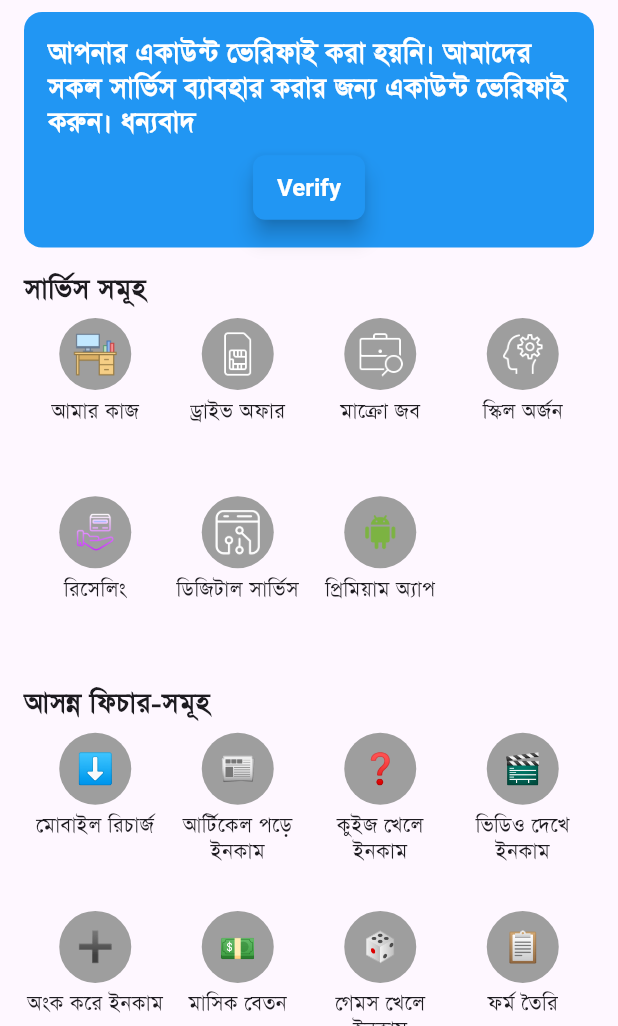
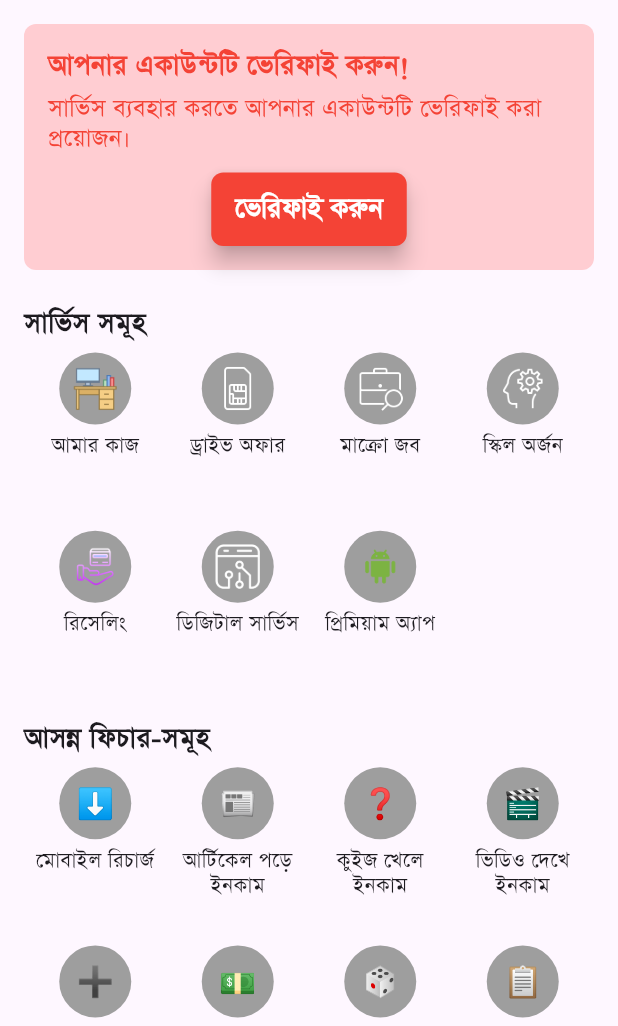
Before and after one commit to abdulhalim447/climax_it, a Flutter app: the HomePage screen opened directly, on a phone screen of 412 x 824 dp, the part 210-1236 px from its top. Run offline on Flutter 3.47's test engine with Material 3 defaults, Android fonts, the phone set to English and light mode, and no system bars; our stand-ins replace cached_network_image, carousel_slider, country_code_picker, dio, image_picker, open_file and 4 more; missing offline and left inert: flutter_downloader; accounts and stored records are empty; network calls fail.

Commit message:
ClimaxIT updated latest version 1.5

```diff
--- a/lib/screens/home_screen/home_screen.dart
+++ b/lib/screens/home_screen/home_screen.dart
@@ -454,7 +454,6 @@ class _HomePageState extends State<HomePage> {
       // webhook ====
     };
 
-
     try {
       final response = await http.post(
         url,
@@ -488,28 +487,39 @@ class _HomePageState extends State<HomePage> {
 
 //=============================================================================
   Widget _idVerificationSection() {
-    return Center(
-      child: Padding(
-        padding: const EdgeInsets.only(left: 16.0, right: 16.0),
-        child: Container(
-          width: double.maxFinite,
-          margin: const EdgeInsets.symmetric(vertical: 8),
+    // If verified, return an empty container (invisible)
+    if (isVerified) {
+      return const SizedBox.shrink();
+    }
+
+    // Show verification section only if not verified
+    return Container(
+      margin: const EdgeInsets.all(16),
       padding: const EdgeInsets.all(16),
       decoration: BoxDecoration(
-            color: Colors.blue,
-            borderRadius: BorderRadius.circular(12),
+        color: Colors.red.shade100,
+        borderRadius: BorderRadius.circular(8),
       ),
       child: Column(
+        crossAxisAlignment: CrossAxisAlignment.start,
         children: [
           const Text(
-                'আপনার একাউন্ট ভেরিফাই করা হয়নি। আমাদের সকল সার্ভিস ব্যাবহার করার জন্য একাউন্ট ভেরিফাই করুন। ধন্যবাদ ',
+            'আপনার একাউন্টটি ভেরিফাই করুন!',
             style: TextStyle(
               fontSize: 16,
               fontWeight: FontWeight.bold,
-                    color: Colors.white),
+              color: Colors.red,
+            ),
           ),
           const SizedBox(height: 8),
-              ElevatedButton(
+          const Text(
+            'সার্ভিস ব্যবহার করতে আপনার একাউন্টটি ভেরিফাই করা প্রয়োজন।',
+            style: TextStyle(color: Colors.red),
+          ),
+          const SizedBox(height: 12),
+          Align(
+            alignment: Alignment.center,
+            child: ElevatedButton(
               onPressed: () async {
                 createCheckout(
                     fullName: name!,
@@ -518,12 +528,16 @@ class _HomePageState extends State<HomePage> {
                     userId: userId!,
                     orderId: '');
               },
-                child:
-                    const Text('Verify', style: TextStyle(color: Colors.white)),
+              style: ElevatedButton.styleFrom(
+                backgroundColor: Colors.red,
+              ),
+              child: const Text(
+                'ভেরিফাই করুন',
+                style: TextStyle(color: Colors.white),
+              ),
+            ),
           ),
         ],
-          ),
-        ),
       ),
     );
   }
@@ -563,11 +577,6 @@ class _HomePageState extends State<HomePage> {
       DigitalServiceScreen(),
       AppGridScreen()
 
-      /*
-      MacroJobScreen(),
-      SkillAchievementScreen(),
-      ResellingScreen(),
-      DigitalServiceScreen(),*/
     ];
 
     return Padding(
--- a/lib/screens/shoping/ProductDetailScreen.dart
+++ b/lib/screens/shoping/ProductDetailScreen.dart
@@ -230,7 +230,8 @@ class _ProductDetailScreenState extends State<ProductDetailScreen> {
               CachedNetworkImage(
                 imageUrl: widget.product.thumbnail.isNotEmpty
                     ? widget.product.thumbnail
-                    : 'https://via.placeholder.com/300', // Fallback image URL
+                    : 'https://via.placeholder.com/300',
+                // Fallback image URL
                 height: 300,
                 width: double.infinity,
                 fit: BoxFit.cover,
```
Also changed, not shown: 4 other files. Lines whose indentation alone changed are shown as unchanged.
